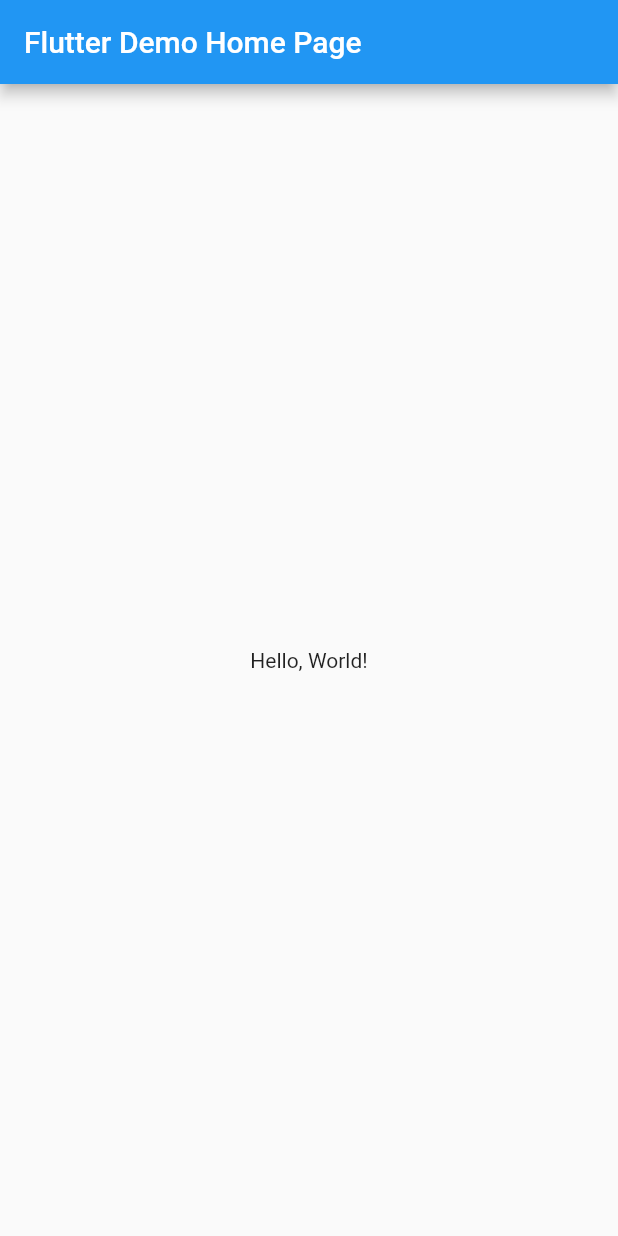
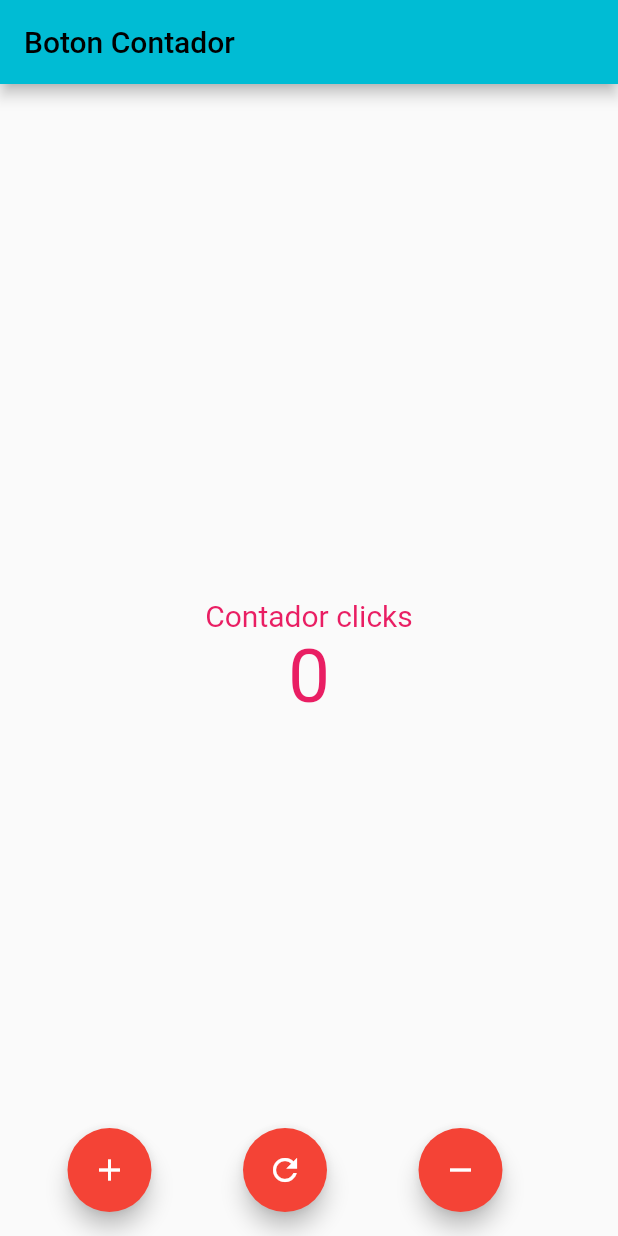
Before and after one commit to SantacruzDiego100/botonflotante, a Flutter app: the screen it shows after launch, on a phone screen of 412 x 824 dp. Run offline on Flutter 3.47's test engine with Material 2 defaults, Android fonts, the phone set to English and light mode, and no system bars.

Commit message:
boton contador

```diff
--- a/lib/main.dart
+++ b/lib/main.dart
@@ -1,4 +1,5 @@
 import 'package:flutter/material.dart';
+import 'screens/Boton_flotante.dart';
 
 void main() => runApp(MyApp());
 
@@ -8,35 +9,18 @@ class MyApp extends StatelessWidget {
   @override
   Widget build(BuildContext context) {
     return MaterialApp(
-      // Application name
-      title: 'Flutter Hello World',
+      //quitamos debug
+      debugShowCheckedModeBanner: false,
       // Application theme data, you can set the colors for the application as
       // you want
       theme: ThemeData(
-        primarySwatch: Colors.blue,
-      ),
-      // A widget which will be started on application startup
-      home: MyHomePage(title: 'Flutter Demo Home Page'),
+          primarySwatch: Colors.cyan,
+          accentColor: Colors.red,
+          //Configurar texto
+          textTheme: TextTheme(
+              bodyText2: TextStyle(color: Colors.pink, fontSize: 50))),
+      //  Pagina inicial
+      home: BotonFlotante(),
     );
   }
 }
-
-class MyHomePage extends StatelessWidget {
-  final String title;
-  const MyHomePage({super.key, required this.title});
-
-  @override
-  Widget build(BuildContext context) {
-    return Scaffold(
-      appBar: AppBar(
-        // The title text which will be shown on the action bar
-        title: Text(title),
-      ),
-      body: Center(
-        child: Text(
-          'Hello, World!',
-        ),
-      ),
-    );
-  }
-}
--- /dev/null
+++ b/lib/screens/Boton_flotante.dart
@@ -0,0 +1,46 @@
+//Importacion de libreria material
+import 'package:flutter/material.dart';
+
+//Crea la clase y el estado a cambiar
+class BotonFlotante extends StatefulWidget {
+  const BotonFlotante({super.key});
+  _BotonFlotante createState() => _BotonFlotante();
+}
+
+//Crear los widgets a mostrar
+class _BotonFlotante extends State<BotonFlotante> {
+  int contador = 0;
+  @override
+  Widget build(BuildContext context) {
+    return Scaffold(
+      appBar: AppBar(
+        title: Text('Boton Contador'),
+      ),
+      body: Center(
+          child: Column(
+        mainAxisAlignment: MainAxisAlignment.center,
+        children: [
+          Text(
+            "Contador clicks",
+            style: TextStyle(fontSize: 20),
+          ),
+          Text('$contador')
+        ],
+      )),
+      floatingActionButton: Row(
+        mainAxisAlignment: MainAxisAlignment.spaceEvenly,
+        children: [
+          FloatingActionButton(
+              child: Icon(Icons.add),
+              onPressed: () => setState(() => contador++)),
+          FloatingActionButton(
+              child: Icon(Icons.refresh),
+              onPressed: () => setState(() => contador = 0)),
+          FloatingActionButton(
+              child: Icon(Icons.remove),
+              onPressed: () => setState(() => contador--)),
+        ],
+      ),
+    );
+  }
+}
```
